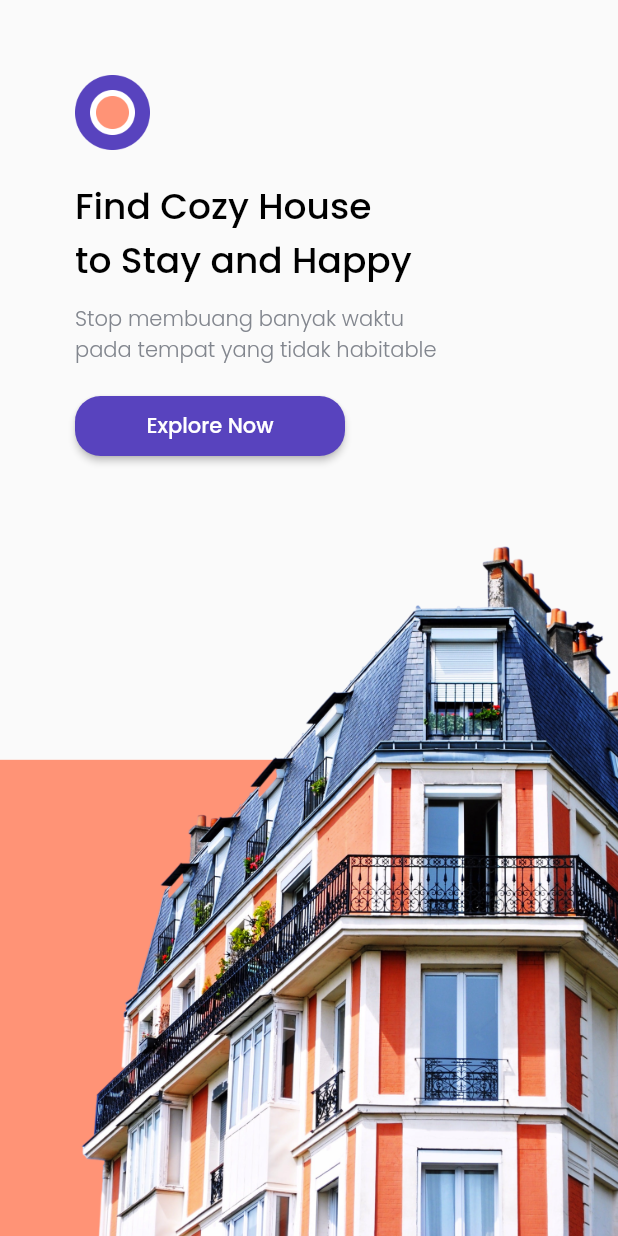
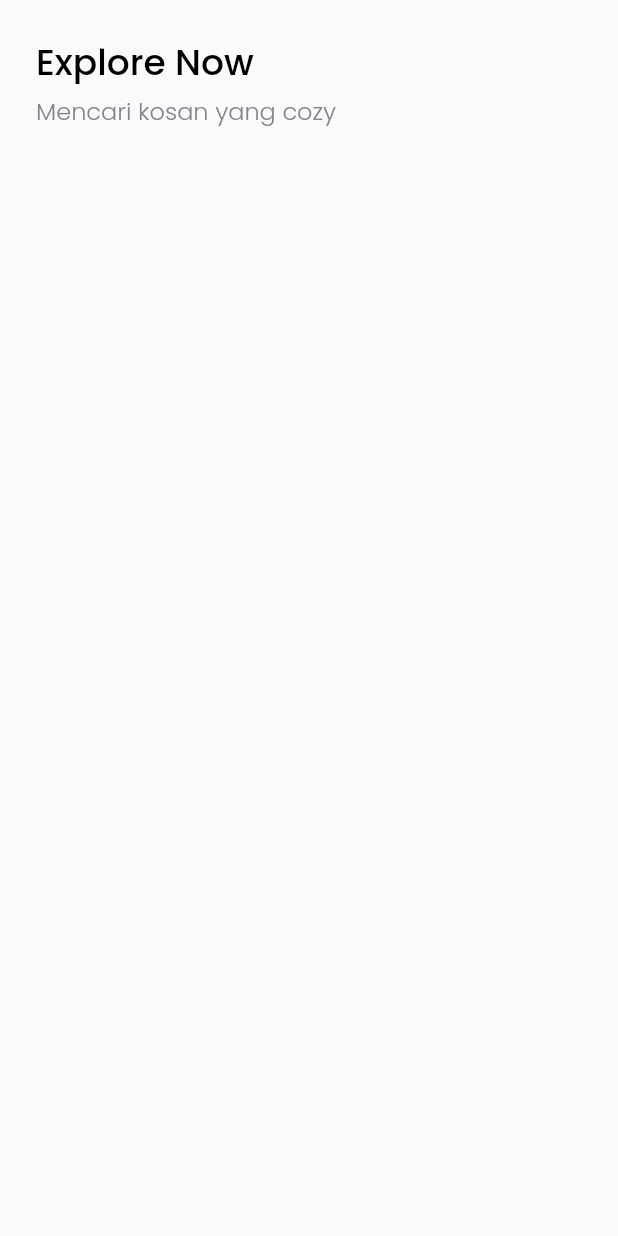
Before and after one commit to parhanhambali/cozy, a Flutter app: the screen it shows after launch, after a tap on "Explore Now", on a phone screen of 412 x 824 dp. Run offline on Flutter 3.47's test engine with Material 2 defaults, Android fonts, the phone set to English and light mode, and no system bars; our stand-ins replace google_fonts.

Commit message:
update theme dan membuat Home Page

```diff
--- /dev/null
+++ b/lib/pages/home_page.dart
@@ -0,0 +1,45 @@
+import 'package:bwa_cozy/theme.dart';
+import 'package:flutter/material.dart';
+
+class HomePage extends StatelessWidget {
+  @override
+  Widget build(BuildContext context) {
+    return Scaffold(
+      body: SafeArea(
+        child: Padding(
+          padding: EdgeInsets.symmetric(
+            vertical: edge,
+          ),
+          child: ListView(
+            children: [
+              Padding(
+                padding: EdgeInsets.only(left: edge),
+                child: Text(
+                  'Explore Now',
+                  style: blackTextStyle.copyWith(
+                    fontSize: 24,
+                  ),
+                ),
+              ),
+              SizedBox(
+                height: 2,
+              ),
+              Padding(
+                padding: EdgeInsets.only(left: edge),
+                child: Text(
+                  'Mencari kosan yang cozy',
+                  style: greyTextStyle.copyWith(
+                    fontSize: 16,
+                  ),
+                ),
+              ),
+              SizedBox(
+                height: 30,
+              ),
+            ],
+          ),
+        )
+      ),
+    );
+  }
+}
--- a/lib/pages/splash_page.dart
+++ b/lib/pages/splash_page.dart
@@ -1,3 +1,4 @@
+import 'package:bwa_cozy/pages/home_page.dart';
 import 'package:bwa_cozy/theme.dart';
 import 'package:flutter/material.dart';
 
@@ -54,7 +55,12 @@ class SplashPage extends StatelessWidget {
                     width: 180,
                     height: 40,
                     child: RaisedButton(
-                      onPressed: (){},
+                      onPressed: (){
+                        Navigator.push(context, MaterialPageRoute(
+                          builder: (context) => HomePage(),
+                          ),
+                        );
+                      },
                       color: purpleColor,
                       shape: RoundedRectangleBorder(
                         borderRadius: BorderRadius.circular(17),
--- a/lib/theme.dart
+++ b/lib/theme.dart
@@ -6,6 +6,8 @@ Color orangeColor = Color(0xffFF9376);
 Color blackColor = Color(0xff000000);
 Color whiteColor = Color(0xffFFFFFF);
 Color greyColor = Color(0xff82868E);
+
+double edge = 24;
 
 TextStyle blackTextStyle = GoogleFonts.poppins(
   fontWeight: FontWeight.w500,
```
